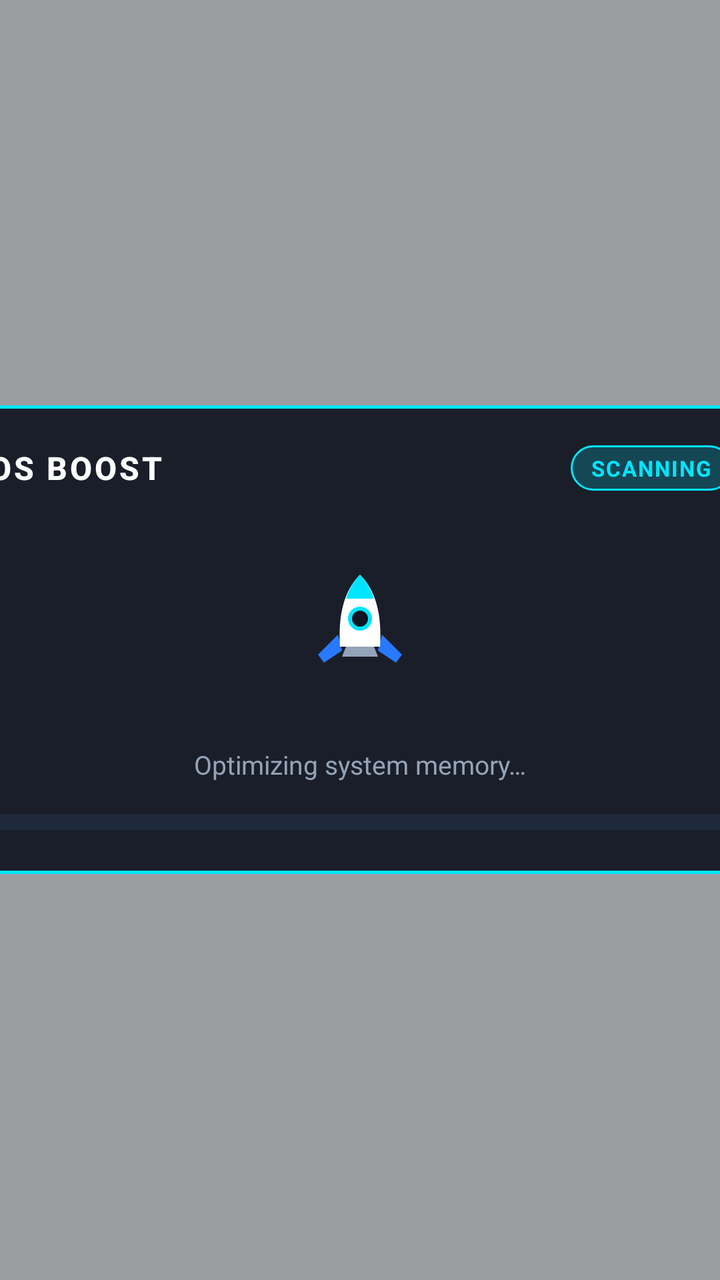
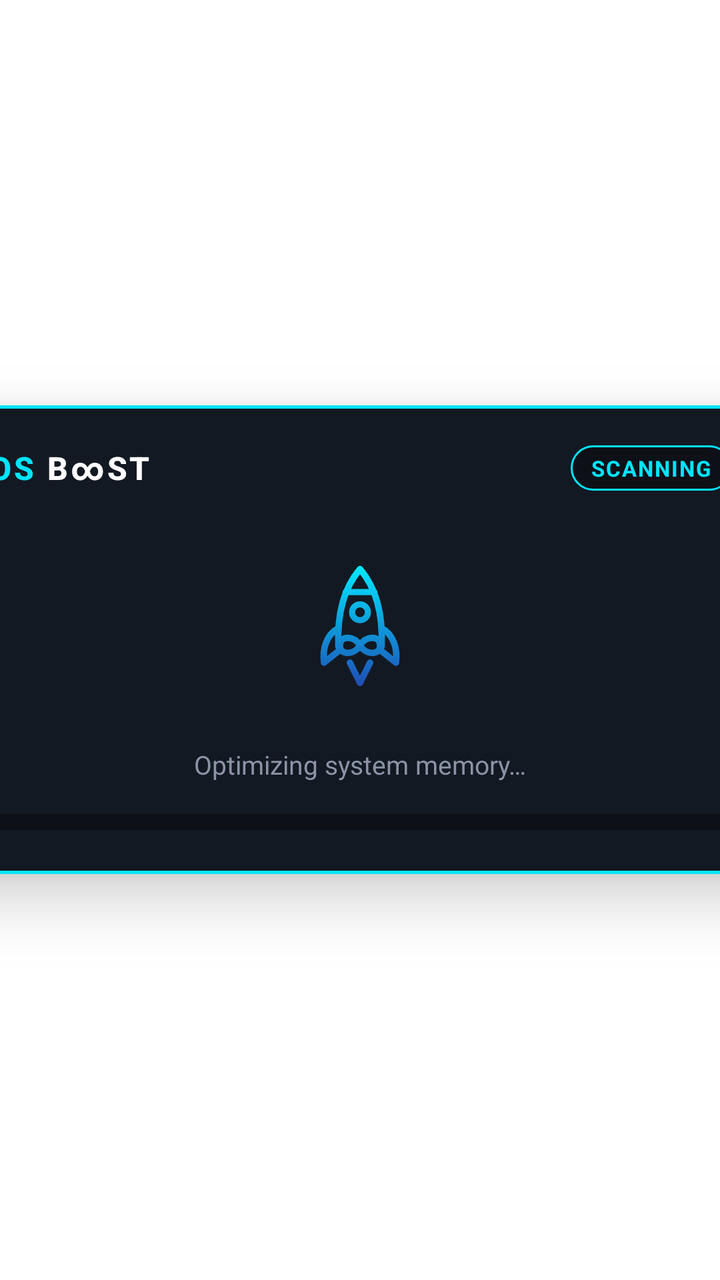

Compare the two renders of this Android layout. The source of the first and the diff that turns it into the second are given below.
<!-- AndroidManifest.xml: application theme Theme.OsBoost.Translucent -->
<!-- res/layout/activity_main.xml -->
<?xml version="1.0" encoding="utf-8"?>
<FrameLayout xmlns:android="http://schemas.android.com/apk/res/android"
    android:id="@+id/rootContainer"
    android:layout_width="match_parent"
    android:layout_height="match_parent"
    android:clipChildren="false"
    android:clipToPadding="false">

    <LinearLayout
        android:id="@+id/popupCard"
        android:layout_width="420dp"
        android:layout_height="wrap_content"
        android:layout_gravity="center"
        android:background="@drawable/bg_popup_neon"
        android:clipChildren="false"
        android:clipToPadding="false"
        android:elevation="18dp"
        android:orientation="vertical"
        android:paddingStart="24dp"
        android:paddingTop="20dp"
        android:paddingEnd="24dp"
        android:paddingBottom="22dp">

        
        <LinearLayout
            android:layout_width="match_parent"
            android:layout_height="wrap_content"
            android:gravity="center_vertical"
            android:orientation="horizontal">

            <TextView
                android:id="@+id/tvAppTitle"
                android:layout_width="wrap_content"
                android:layout_height="wrap_content"
                android:fontFamily="sans-serif-medium"
                android:letterSpacing="0.08"
                android:text="@string/app_name"
                android:textColor="@color/neon_text_primary"
                android:textSize="16sp"
                android:textStyle="bold" />

            <View
                android:layout_width="0dp"
                android:layout_height="1dp"
                android:layout_weight="1" />

            <TextView
                android:id="@+id/tvStatusBadge"
                android:layout_width="wrap_content"
                android:layout_height="wrap_content"
                android:background="@drawable/bg_badge_neon"
                android:letterSpacing="0.06"
                android:paddingStart="10dp"
                android:paddingTop="4dp"
                android:paddingEnd="10dp"
                android:paddingBottom="4dp"
                android:text="@string/status_scanning"
                android:textColor="@color/neon_cyan"
                android:textSize="11sp"
                android:textStyle="bold" />
        </LinearLayout>

        
        <FrameLayout
            android:id="@+id/rocketStage"
            android:layout_width="match_parent"
            android:layout_height="112dp"
            android:layout_marginTop="12dp"
            android:clipChildren="false"
            android:clipToPadding="false">

            <ImageView
                android:id="@+id/ivFlame"
                android:layout_width="28dp"
                android:layout_height="28dp"
                android:layout_gravity="center"
                android:layout_marginTop="34dp"
                android:alpha="0"
                android:contentDescription="@null"
                android:src="@drawable/ic_flame" />

            <ImageView
                android:id="@+id/ivRocket"
                android:layout_width="64dp"
                android:layout_height="64dp"
                android:layout_gravity="center"
                android:contentDescription="@string/cd_rocket"
                android:src="@drawable/ic_rocket" />
        </FrameLayout>

        
        <TextView
            android:id="@+id/tvScanningLabel"
            android:layout_width="match_parent"
            android:layout_height="wrap_content"
            android:layout_marginTop="4dp"
            android:gravity="center"
            android:text="@string/label_scanning_ram"
            android:textColor="@color/neon_text_secondary"
            android:textSize="13sp" />

        
        <LinearLayout
            android:id="@+id/llResults"
            android:layout_width="match_parent"
            android:layout_height="wrap_content"
            android:gravity="center_horizontal"
            android:orientation="vertical"
            android:visibility="gone">

            <TextView
                android:id="@+id/tvAvailableLabel"
                android:layout_width="wrap_content"
                android:layout_height="wrap_content"
                android:text="@string/label_available_ram"
                android:textColor="@color/neon_text_secondary"
                android:textSize="12sp" />

            <TextView
                android:id="@+id/tvHeroRam"
                android:layout_width="wrap_content"
                android:layout_height="wrap_content"
                android:layout_marginTop="2dp"
                android:fontFamily="sans-serif-medium"
                android:textColor="@color/neon_text_primary"
                android:textSize="36sp"
                android:textStyle="bold" />

            <TextView
                android:id="@+id/tvDeltaBadge"
                android:layout_width="wrap_content"
                android:layout_height="wrap_content"
                android:layout_marginTop="6dp"
                android:background="@drawable/bg_badge_neon"
                android:paddingStart="12dp"
                android:paddingTop="4dp"
                android:paddingEnd="12dp"
                android:paddingBottom="4dp"
                android:textColor="@color/neon_emerald"
                android:textSize="13sp"
                android:textStyle="bold" />
        </LinearLayout>

        
        <ProgressBar
            android:id="@+id/pbRam"
            style="?android:attr/progressBarStyleHorizontal"
            android:layout_width="match_parent"
            android:layout_height="8dp"
            android:layout_marginTop="16dp"
            android:max="100"
            android:progress="0"
            android:progressDrawable="@drawable/progress_neon" />

        
        <TextView
            android:id="@+id/tvRamUsage"
            android:layout_width="match_parent"
            android:layout_height="wrap_content"
            android:layout_marginTop="8dp"
            android:gravity="center"
            android:textColor="@color/neon_text_secondary"
            android:textSize="12sp"
            android:visibility="gone" />

        
        <Button
            android:id="@+id/btnUpdate"
            android:layout_width="match_parent"
            android:layout_height="40dp"
            android:layout_marginTop="14dp"
            android:background="@drawable/bg_update_button"
            android:focusable="true"
            android:focusableInTouchMode="true"
            android:nextFocusUp="@id/btnUpdate"
            android:nextFocusDown="@id/btnUpdate"
            android:nextFocusLeft="@id/btnUpdate"
            android:nextFocusRight="@id/btnUpdate"
            android:textAllCaps="false"
            android:textColor="@color/neon_cyan"
            android:textSize="13sp"
            android:textStyle="bold"
            android:visibility="gone" />

    </LinearLayout>

</FrameLayout>
<!-- resources referenced by this layout -->
<resources>
  <color name="neon_cyan">#FF00E5FF</color>
  <color name="neon_emerald">#FF00E676</color>
  <color name="neon_text_primary">#FFFFFFFF</color>
  <color name="neon_text_secondary">#FF94A3B8</color>
  <!-- drawable bg_badge_neon (drawable) -->
  <?xml version="1.0" encoding="utf-8"?>
  <shape xmlns:android="http://schemas.android.com/apk/res/android"
      android:shape="rectangle">
      <solid android:color="@color/neon_cyan_soft" />
      <corners android:radius="12dp" />
      <stroke
          android:width="1dp"
          android:color="@color/neon_cyan" />
  </shape>
  <!-- drawable bg_popup_neon (drawable) -->
  <?xml version="1.0" encoding="utf-8"?>
  <shape xmlns:android="http://schemas.android.com/apk/res/android"
      android:shape="rectangle">
      <solid android:color="@color/neon_bg_card" />
      <corners android:radius="20dp" />
      <stroke
          android:width="1.5dp"
          android:color="@color/neon_cyan" />
  </shape>
  <!-- drawable bg_update_button (drawable) -->
  <?xml version="1.0" encoding="utf-8"?>
  <selector xmlns:android="http://schemas.android.com/apk/res/android">
      <item android:state_focused="true">
          <shape android:shape="rectangle">
              <solid android:color="@color/neon_cyan_soft" />
              <corners android:radius="12dp" />
              <stroke
                  android:width="2dp"
                  android:color="@color/neon_cyan" />
          </shape>
      </item>
      <item android:state_pressed="true">
          <shape android:shape="rectangle">
              <solid android:color="@color/neon_cyan_soft" />
              <corners android:radius="12dp" />
              <stroke
                  android:width="2dp"
                  android:color="@color/neon_cyan" />
          </shape>
      </item>
      <item>
          <shape android:shape="rectangle">
              <solid android:color="@color/neon_bg_surface" />
              <corners android:radius="12dp" />
              <stroke
                  android:width="1dp"
                  android:color="@color/neon_blue" />
          </shape>
      </item>
  </selector>
  <!-- drawable ic_flame (drawable) -->
  <?xml version="1.0" encoding="utf-8"?>
  <vector xmlns:android="http://schemas.android.com/apk/res/android"
      android:width="32dp"
      android:height="32dp"
      android:viewportWidth="32"
      android:viewportHeight="32">
  
      
      <path
          android:fillColor="#8000E5FF"
          android:pathData="M9,2 L23,2 C23,12 19,24 16,30 C13,24 9,12 9,2 Z" />
  
      
      <path
          android:fillColor="#FFE0FFFF"
          android:pathData="M12,2 L20,2 C20,9 17.8,18 16,22 C14.2,18 12,9 12,2 Z" />
  
  </vector>
  <!-- drawable ic_rocket (drawable) -->
  <?xml version="1.0" encoding="utf-8"?>
  <vector xmlns:android="http://schemas.android.com/apk/res/android"
      android:width="64dp"
      android:height="64dp"
      android:viewportWidth="64"
      android:viewportHeight="64">
  
      
      <path
          android:fillColor="#2979FF"
          android:pathData="M21,36 L11,46 L14,50 L23,44 Z" />
      <path
          android:fillColor="#2979FF"
          android:pathData="M43,36 L53,46 L50,50 L41,44 Z" />
  
      
      <path
          android:fillColor="#FFFFFF"
          android:pathData="M32,6 C24,14 21,26 22,42 L42,42 C43,26 40,14 32,6 Z" />
  
      
      <path
          android:fillColor="#00E5FF"
          android:pathData="M32,6 C28.5,9.5 26.2,14 25,18 L39,18 C37.8,14 35.5,9.5 32,6 Z" />
  
      
      <path
          android:fillColor="#121622"
          android:strokeColor="#00E5FF"
          android:strokeWidth="2"
          android:pathData="M32,23 A5,5 0 1,0 32,33 A5,5 0 1,0 32,23 Z" />
  
      
      <path
          android:fillColor="#94A3B8"
          android:pathData="M25,42 L23,47 L41,47 L39,42 Z" />
  
  </vector>
  <!-- drawable progress_neon (drawable) -->
  <?xml version="1.0" encoding="utf-8"?>
  <layer-list xmlns:android="http://schemas.android.com/apk/res/android">
      <item android:id="@android:id/background">
          <shape android:shape="rectangle">
              <corners android:radius="6dp" />
              <solid android:color="@color/neon_track_bg" />
          </shape>
      </item>
      <item android:id="@android:id/progress">
          <clip>
              <shape android:shape="rectangle">
                  <corners android:radius="6dp" />
                  <gradient
                      android:angle="0"
                      android:endColor="@color/neon_cyan"
                      android:startColor="@color/neon_blue" />
              </shape>
          </clip>
      </item>
  </layer-list>
  <string name="app_name">OS BOOST</string>
  <style name="Theme.OsBoost.Translucent" parent="@android:style/Theme.Translucent.NoTitleBar">
          <item name="android:windowBackground">@color/neon_scrim</item>
          <item name="android:windowIsTranslucent">true</item>
          <item name="android:windowNoTitle">true</item>
          <item name="android:windowContentOverlay">@null</item>
          <item name="android:backgroundDimEnabled">true</item>
          <item name="android:backgroundDimAmount">0.45</item>
          <item name="android:windowAnimationStyle">@null</item>
      </style>
  <color name="neon_cyan_soft">#3300E5FF</color>
  <color name="neon_bg_card">#EE121622</color>
  <color name="neon_bg_surface">#FF1A2033</color>
  <color name="neon_blue">#FF2979FF</color>
  <color name="neon_track_bg">#FF1E293B</color>
  <color name="neon_scrim">#66050811</color>
  <!-- unchanged entries left out for length: 4 -->
</resources>

<!-- the commit's change to res/layout/activity_main.xml (unified diff, before → after) -->
@@ -29,13 +29,24 @@
             android:orientation="horizontal">
 
             <TextView
+                android:id="@+id/tvAppTitleOs"
+                android:layout_width="wrap_content"
+                android:layout_height="wrap_content"
+                android:fontFamily="sans-serif-medium"
+                android:letterSpacing="0.08"
+                android:text="OS "
+                android:textColor="@color/brand_cyan_electric"
+                android:textSize="16sp"
+                android:textStyle="bold" />
+
+            <TextView
                 android:id="@+id/tvAppTitle"
                 android:layout_width="wrap_content"
                 android:layout_height="wrap_content"
                 android:fontFamily="sans-serif-medium"
                 android:letterSpacing="0.08"
-                android:text="@string/app_name"
-                android:textColor="@color/neon_text_primary"
+                android:text="B∞ST"
+                android:textColor="@color/brand_white_pure"
                 android:textSize="16sp"
                 android:textStyle="bold" />
 
@@ -55,7 +66,7 @@
                 android:paddingEnd="10dp"
                 android:paddingBottom="4dp"
                 android:text="@string/status_scanning"
-                android:textColor="@color/neon_cyan"
+                android:textColor="@color/brand_cyan_electric"
                 android:textSize="11sp"
                 android:textStyle="bold" />
         </LinearLayout>
@@ -81,11 +92,11 @@
 
             <ImageView
                 android:id="@+id/ivRocket"
-                android:layout_width="64dp"
-                android:layout_height="64dp"
+                android:layout_width="72dp"
+                android:layout_height="72dp"
                 android:layout_gravity="center"
                 android:contentDescription="@string/cd_rocket"
-                android:src="@drawable/ic_rocket" />
+                android:src="@drawable/ic_osboost_rocket" />
         </FrameLayout>
 
         
@@ -96,7 +107,7 @@
             android:layout_marginTop="4dp"
             android:gravity="center"
             android:text="@string/label_scanning_ram"
-            android:textColor="@color/neon_text_secondary"
+            android:textColor="@color/brand_silver_muted"
             android:textSize="13sp" />
 
         
@@ -113,7 +124,7 @@
                 android:layout_width="wrap_content"
                 android:layout_height="wrap_content"
                 android:text="@string/label_available_ram"
-                android:textColor="@color/neon_text_secondary"
+                android:textColor="@color/brand_silver_muted"
                 android:textSize="12sp" />
 
             <TextView
@@ -122,7 +133,7 @@
                 android:layout_height="wrap_content"
                 android:layout_marginTop="2dp"
                 android:fontFamily="sans-serif-medium"
-                android:textColor="@color/neon_text_primary"
+                android:textColor="@color/brand_white_pure"
                 android:textSize="36sp"
                 android:textStyle="bold" />
 
@@ -136,7 +147,7 @@
                 android:paddingTop="4dp"
                 android:paddingEnd="12dp"
                 android:paddingBottom="4dp"
-                android:textColor="@color/neon_emerald"
+                android:textColor="@color/brand_cyan_electric"
                 android:textSize="13sp"
                 android:textStyle="bold" />
         </LinearLayout>
@@ -159,7 +170,7 @@
             android:layout_height="wrap_content"
             android:layout_marginTop="8dp"
             android:gravity="center"
-            android:textColor="@color/neon_text_secondary"
+            android:textColor="@color/brand_silver_muted"
             android:textSize="12sp"
             android:visibility="gone" />
 
@@ -177,7 +188,7 @@
             android:nextFocusLeft="@id/btnUpdate"
             android:nextFocusRight="@id/btnUpdate"
             android:textAllCaps="false"
-            android:textColor="@color/neon_cyan"
+            android:textColor="@color/brand_cyan_electric"
             android:textSize="13sp"
             android:textStyle="bold"
             android:visibility="gone" />
<!-- resource entries referenced after the edit -->
@@ -1,57 +1,56 @@
 <!-- resources referenced by this layout -->
 <resources>
-  <color name="neon_cyan">#FF00E5FF</color>
-  <color name="neon_emerald">#FF00E676</color>
-  <color name="neon_text_primary">#FFFFFFFF</color>
-  <color name="neon_text_secondary">#FF94A3B8</color>
+  <color name="brand_cyan_electric">#00E5FF</color>
+  <color name="brand_silver_muted">#8A94A6</color>
+  <color name="brand_white_pure">#FFFFFF</color>
   <!-- drawable bg_badge_neon (drawable) -->
   <?xml version="1.0" encoding="utf-8"?>
   <shape xmlns:android="http://schemas.android.com/apk/res/android"
       android:shape="rectangle">
-      <solid android:color="@color/neon_cyan_soft" />
+      <solid android:color="@color/brand_bg_obsidian" />
       <corners android:radius="12dp" />
       <stroke
           android:width="1dp"
-          android:color="@color/neon_cyan" />
+          android:color="@color/brand_cyan_electric" />
   </shape>
   <!-- drawable bg_popup_neon (drawable) -->
   <?xml version="1.0" encoding="utf-8"?>
   <shape xmlns:android="http://schemas.android.com/apk/res/android"
       android:shape="rectangle">
-      <solid android:color="@color/neon_bg_card" />
+      <solid android:color="@color/brand_bg_slate" />
       <corners android:radius="20dp" />
       <stroke
           android:width="1.5dp"
-          android:color="@color/neon_cyan" />
+          android:color="@color/brand_cyan_electric" />
   </shape>
   <!-- drawable bg_update_button (drawable) -->
   <?xml version="1.0" encoding="utf-8"?>
   <selector xmlns:android="http://schemas.android.com/apk/res/android">
       <item android:state_focused="true">
           <shape android:shape="rectangle">
-              <solid android:color="@color/neon_cyan_soft" />
+              <solid android:color="@color/brand_blue_cobalt" />
               <corners android:radius="12dp" />
               <stroke
                   android:width="2dp"
-                  android:color="@color/neon_cyan" />
+                  android:color="@color/brand_cyan_electric" />
           </shape>
       </item>
       <item android:state_pressed="true">
           <shape android:shape="rectangle">
-              <solid android:color="@color/neon_cyan_soft" />
+              <solid android:color="@color/brand_blue_cobalt" />
               <corners android:radius="12dp" />
               <stroke
                   android:width="2dp"
-                  android:color="@color/neon_cyan" />
+                  android:color="@color/brand_cyan_electric" />
           </shape>
       </item>
       <item>
           <shape android:shape="rectangle">
-              <solid android:color="@color/neon_bg_surface" />
+              <solid android:color="@color/brand_bg_obsidian" />
               <corners android:radius="12dp" />
               <stroke
                   android:width="1dp"
-                  android:color="@color/neon_blue" />
+                  android:color="@color/brand_blue_cobalt" />
           </shape>
       </item>
   </selector>
@@ -63,63 +62,25 @@
       android:viewportWidth="32"
       android:viewportHeight="32">
   
-      
       <path
-          android:fillColor="#8000E5FF"
+          android:fillAlpha="0.55"
+          android:fillColor="@color/brand_cyan_electric"
           android:pathData="M9,2 L23,2 C23,12 19,24 16,30 C13,24 9,12 9,2 Z" />
   
-      
       <path
-          android:fillColor="#FFE0FFFF"
+          android:fillAlpha="0.9"
+          android:fillColor="@color/brand_white_pure"
           android:pathData="M12,2 L20,2 C20,9 17.8,18 16,22 C14.2,18 12,9 12,2 Z" />
   
   </vector>
-  <!-- drawable ic_rocket (drawable) -->
-  <?xml version="1.0" encoding="utf-8"?>
-  <vector xmlns:android="http://schemas.android.com/apk/res/android"
-      android:width="64dp"
-      android:height="64dp"
-      android:viewportWidth="64"
-      android:viewportHeight="64">
-  
-      
-      <path
-          android:fillColor="#2979FF"
-          android:pathData="M21,36 L11,46 L14,50 L23,44 Z" />
-      <path
-          android:fillColor="#2979FF"
-          android:pathData="M43,36 L53,46 L50,50 L41,44 Z" />
-  
-      
-      <path
-          android:fillColor="#FFFFFF"
-          android:pathData="M32,6 C24,14 21,26 22,42 L42,42 C43,26 40,14 32,6 Z" />
-  
-      
-      <path
-          android:fillColor="#00E5FF"
-          android:pathData="M32,6 C28.5,9.5 26.2,14 25,18 L39,18 C37.8,14 35.5,9.5 32,6 Z" />
-  
-      
-      <path
-          android:fillColor="#121622"
-          android:strokeColor="#00E5FF"
-          android:strokeWidth="2"
-          android:pathData="M32,23 A5,5 0 1,0 32,33 A5,5 0 1,0 32,23 Z" />
-  
-      
-      <path
-          android:fillColor="#94A3B8"
-          android:pathData="M25,42 L23,47 L41,47 L39,42 Z" />
-  
-  </vector>
+  <!-- drawable ic_osboost_rocket: vector/xml drawable (drawable, 4836 chars, omitted) -->
   <!-- drawable progress_neon (drawable) -->
   <?xml version="1.0" encoding="utf-8"?>
   <layer-list xmlns:android="http://schemas.android.com/apk/res/android">
       <item android:id="@android:id/background">
           <shape android:shape="rectangle">
               <corners android:radius="6dp" />
-              <solid android:color="@color/neon_track_bg" />
+              <solid android:color="@color/brand_bg_obsidian" />
           </shape>
       </item>
       <item android:id="@android:id/progress">
@@ -128,28 +89,24 @@
                   <corners android:radius="6dp" />
                   <gradient
                       android:angle="0"
-                      android:endColor="@color/neon_cyan"
-                      android:startColor="@color/neon_blue" />
+                      android:endColor="@color/brand_cyan_electric"
+                      android:startColor="@color/brand_blue_cobalt" />
               </shape>
           </clip>
       </item>
   </layer-list>
-  <string name="app_name">OS BOOST</string>
   <style name="Theme.OsBoost.Translucent" parent="@android:style/Theme.Translucent.NoTitleBar">
-          <item name="android:windowBackground">@color/neon_scrim</item>
+          <item name="android:windowBackground">@android:color/transparent</item>
           <item name="android:windowIsTranslucent">true</item>
           <item name="android:windowNoTitle">true</item>
           <item name="android:windowContentOverlay">@null</item>
           <item name="android:backgroundDimEnabled">true</item>
-          <item name="android:backgroundDimAmount">0.45</item>
+          <item name="android:backgroundDimAmount">0.55</item>
           <item name="android:windowAnimationStyle">@null</item>
       </style>
-  <color name="neon_cyan_soft">#3300E5FF</color>
-  <color name="neon_bg_card">#EE121622</color>
-  <color name="neon_bg_surface">#FF1A2033</color>
-  <color name="neon_blue">#FF2979FF</color>
-  <color name="neon_track_bg">#FF1E293B</color>
-  <color name="neon_scrim">#66050811</color>
+  <color name="brand_bg_obsidian">#0D1117</color>
+  <color name="brand_bg_slate">#131922</color>
+  <color name="brand_blue_cobalt">#1E50B5</color>
   <!-- unchanged entries left out for length: 4 -->
 </resources>
 
